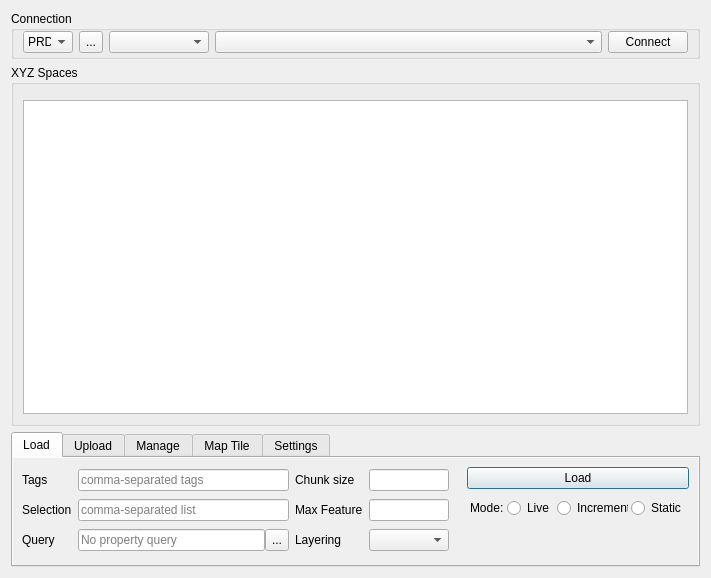
Qt form XYZHubConnector/gui/ui/tab_dialog.ui (minff/xyz-qgis-plugin) before a commit.
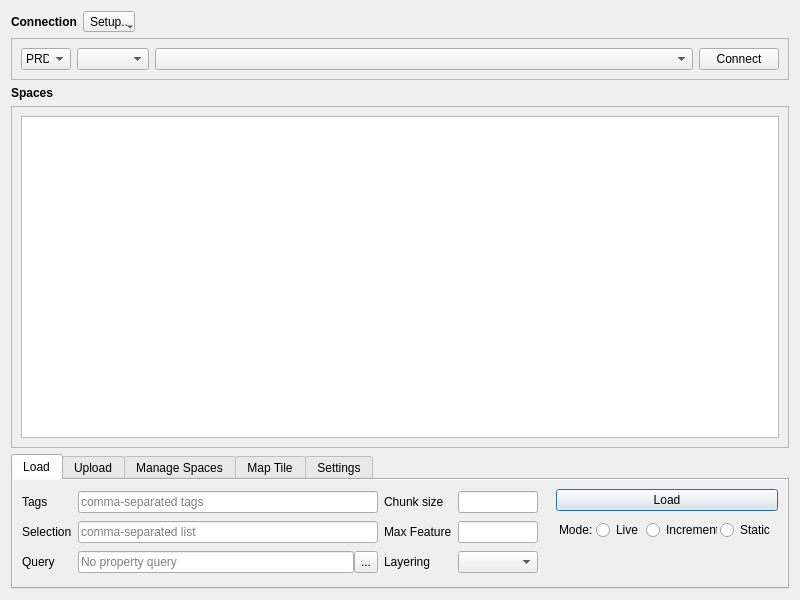
The same form after that commit. Custom widgets are drawn as their Qt base class.

Commit message:
ui: move menu button for server/token
+ refactor layout
+ move qaction to xml ui file

What changed in the file:
```diff
--- a/XYZHubConnector/gui/ui/tab_dialog.ui
+++ b/XYZHubConnector/gui/ui/tab_dialog.ui
@@ -6,8 +6,8 @@
    <rect>
     <x>0</x>
     <y>0</y>
-    <width>711</width>
-    <height>578</height>
+    <width>800</width>
+    <height>600</height>
    </rect>
   </property>
   <property name="sizePolicy">
@@ -21,157 +21,233 @@
   </property>
   <layout class="QVBoxLayout" name="verticalLayout">
    <item>
-    <widget class="QGroupBox" name="groupBox_token">
-     <property name="enabled">
-      <bool>true</bool>
-     </property>
-     <property name="title">
-      <string>Connection</string>
-     </property>
-     <layout class="QGridLayout" name="gridLayout_2">
+    <widget class="QWidget" name="groupBox_token" native="true">
+     <layout class="QVBoxLayout" name="verticalLayout_4">
+      <property name="leftMargin">
+       <number>0</number>
+      </property>
       <property name="topMargin">
        <number>0</number>
       </property>
+      <property name="rightMargin">
+       <number>0</number>
+      </property>
       <property name="bottomMargin">
-       <number>3</number>
+       <number>0</number>
       </property>
-      <item row="0" column="5">
-       <widget class="QPushButton" name="btn_use">
+      <item>
+       <widget class="QWidget" name="widget_label_2" native="true">
         <property name="sizePolicy">
          <sizepolicy hsizetype="Preferred" vsizetype="Fixed">
           <horstretch>0</horstretch>
           <verstretch>0</verstretch>
          </sizepolicy>
         </property>
-        <property name="text">
-         <string>Connect</string>
-        </property>
-        <property name="autoDefault">
-         <bool>false</bool>
-        </property>
+        <layout class="QFormLayout" name="formLayout_5">
+         <property name="leftMargin">
+          <number>0</number>
+         </property>
+         <property name="topMargin">
+          <number>0</number>
+         </property>
+         <property name="rightMargin">
+          <number>0</number>
+         </property>
+         <property name="bottomMargin">
+          <number>0</number>
+         </property>
+         <item row="0" column="0">
+          <widget class="QLabel" name="label_14">
+           <property name="sizePolicy">
+            <sizepolicy hsizetype="Fixed" vsizetype="Preferred">
+             <horstretch>0</horstretch>
+             <verstretch>0</verstretch>
+            </sizepolicy>
+           </property>
+           <property name="font">
+            <font>
+             <weight>75</weight>
+             <bold>true</bold>
+            </font>
+           </property>
+           <property name="text">
+            <string>Connection</string>
+           </property>
+          </widget>
+         </item>
+         <item row="0" column="1">
+          <widget class="QToolButton" name="btn_menu_conn">
+           <property name="sizePolicy">
+            <sizepolicy hsizetype="Fixed" vsizetype="Preferred">
+             <horstretch>0</horstretch>
+             <verstretch>0</verstretch>
+            </sizepolicy>
+           </property>
+           <property name="toolTip">
+            <string>Setup Hub Server/Token</string>
+           </property>
+           <property name="text">
+            <string>Setup..</string>
+           </property>
+           <property name="popupMode">
+            <enum>QToolButton::InstantPopup</enum>
+           </property>
+           <action name="action_manage_server">
+            <property name="text">
+             <string>Hub Server</string>
+            </property>
+           </action>
+           <action name="action_manage_token">
+            <property name="text">
+             <string>Hub Token</string>
+            </property>
+           </action>
+           <addaction name="action_manage_server"/>
+           <addaction name="action_manage_token"/>
+          </widget>
+         </item>
+        </layout>
        </widget>
       </item>
-      <item row="0" column="3">
-       <widget class="QComboBox" name="comboBox_server_url">
+      <item>
+       <widget class="QFrame" name="frame_content_2">
         <property name="enabled">
          <bool>true</bool>
         </property>
-        <property name="sizePolicy">
-         <sizepolicy hsizetype="MinimumExpanding" vsizetype="Fixed">
-          <horstretch>0</horstretch>
-          <verstretch>0</verstretch>
-         </sizepolicy>
+        <property name="frameShape">
+         <enum>QFrame::StyledPanel</enum>
         </property>
-        <property name="maximumSize">
-         <size>
-          <width>100</width>
-          <height>16777215</height>
-         </size>
+        <property name="frameShadow">
+         <enum>QFrame::Raised</enum>
         </property>
-        <property name="editable">
-         <bool>false</bool>
-        </property>
-        <property name="toolTip">
-         <string>Data Hub Server</string>
-        </property>
-       </widget>
-      </item>
-      <item row="0" column="4">
-       <widget class="QComboBox" name="comboBox_token">
-        <property name="enabled">
-         <bool>true</bool>
-        </property>
-        <property name="sizePolicy">
-         <sizepolicy hsizetype="MinimumExpanding" vsizetype="Fixed">
-          <horstretch>0</horstretch>
-          <verstretch>0</verstretch>
-         </sizepolicy>
-        </property>
-        <property name="editable">
-         <bool>false</bool>
-        </property>
-        <property name="toolTip">
-         <string>Data Hub Token</string>
-        </property>
-       </widget>
-      </item>
-      <item row="0" column="1">
-       <widget class="QToolButton" name="btn_menu">
-        <property name="sizePolicy">
-         <sizepolicy hsizetype="Fixed" vsizetype="Preferred">
-          <horstretch>0</horstretch>
-          <verstretch>0</verstretch>
-         </sizepolicy>
-        </property>
-        <property name="text">
-         <string>...</string>
-        </property>
-        <property name="popupMode">
-         <enum>QToolButton::InstantPopup</enum>
-        </property>
-        <property name="toolTip">
-         <string>Manage Hub Server/Token</string>
-        </property>
-       </widget>
-      </item>
-      <item row="0" column="0">
-       <widget class="QComboBox" name="comboBox_server">
-        <property name="enabled">
-         <bool>true</bool>
-        </property>
-        <property name="sizePolicy">
-         <sizepolicy hsizetype="Fixed" vsizetype="Fixed">
-          <horstretch>0</horstretch>
-          <verstretch>0</verstretch>
-         </sizepolicy>
-        </property>
-        <property name="maximumSize">
-         <size>
-          <width>50</width>
-          <height>16777215</height>
-         </size>
-        </property>
-        <property name="visible">
-         <bool>false</bool>
-        </property>
-        <item>
-         <property name="text">
-          <string>PRD</string>
-         </property>
-        </item>
-        <item>
-         <property name="text">
-          <string>CIT</string>
-         </property>
-        </item>
-        <item>
-         <property name="text">
-          <string>SIT</string>
-         </property>
-        </item>
+        <layout class="QGridLayout" name="gridLayout_2">
+         <item row="1" column="3">
+          <widget class="QPushButton" name="btn_use">
+           <property name="sizePolicy">
+            <sizepolicy hsizetype="Preferred" vsizetype="Fixed">
+             <horstretch>0</horstretch>
+             <verstretch>0</verstretch>
+            </sizepolicy>
+           </property>
+           <property name="text">
+            <string>Connect</string>
+           </property>
+           <property name="autoDefault">
+            <bool>false</bool>
+           </property>
+          </widget>
+         </item>
+         <item row="1" column="0">
+          <widget class="QComboBox" name="comboBox_server">
+           <property name="enabled">
+            <bool>true</bool>
+           </property>
+           <property name="sizePolicy">
+            <sizepolicy hsizetype="Fixed" vsizetype="Fixed">
+             <horstretch>0</horstretch>
+             <verstretch>0</verstretch>
+            </sizepolicy>
+           </property>
+           <property name="maximumSize">
+            <size>
+             <width>50</width>
+             <height>16777215</height>
+            </size>
+           </property>
+           <property name="visible">
+            <bool>false</bool>
+           </property>
+           <item>
+            <property name="text">
+             <string>PRD</string>
+            </property>
+           </item>
+           <item>
+            <property name="text">
+             <string>CIT</string>
+            </property>
+           </item>
+           <item>
+            <property name="text">
+             <string>SIT</string>
+            </property>
+           </item>
+          </widget>
+         </item>
+         <item row="1" column="2">
+          <widget class="QComboBox" name="comboBox_token">
+           <property name="enabled">
+            <bool>true</bool>
+           </property>
+           <property name="sizePolicy">
+            <sizepolicy hsizetype="MinimumExpanding" vsizetype="Fixed">
+             <horstretch>0</horstretch>
+             <verstretch>0</verstretch>
+            </sizepolicy>
+           </property>
+           <property name="toolTip">
+            <string>Data Hub Token</string>
+           </property>
+           <property name="editable">
+            <bool>false</bool>
+           </property>
+          </widget>
+         </item>
+         <item row="1" column="1">
+          <widget class="QComboBox" name="comboBox_server_url">
+           <property name="enabled">
+            <bool>true</bool>
+           </property>
+           <property name="sizePolicy">
+            <sizepolicy hsizetype="Fixed" vsizetype="Fixed">
+             <horstretch>0</horstretch>
+             <verstretch>0</verstretch>
+            </sizepolicy>
+           </property>
+           <property name="maximumSize">
+            <size>
+             <width>100</width>
+             <height>16777215</height>
+            </size>
+           </property>
+           <property name="toolTip">
+            <string>Data Hub Server</string>
+           </property>
+           <property name="editable">
+            <bool>false</bool>
+           </property>
+          </widget>
+         </item>
+        </layout>
        </widget>
       </item>
      </layout>
     </widget>
    </item>
    <item>
-    <widget class="QGroupBox" name="groupBox">
-     <property name="sizePolicy">
-      <sizepolicy hsizetype="Preferred" vsizetype="MinimumExpanding">
-       <horstretch>0</horstretch>
-       <verstretch>0</verstretch>
-      </sizepolicy>
-     </property>
-     <property name="title">
-      <string>XYZ Spaces</string>
-     </property>
-     <property name="flat">
-      <bool>false</bool>
-     </property>
-     <layout class="QVBoxLayout" name="verticalLayout_2">
+    <widget class="QWidget" name="groupBox_table" native="true">
+     <layout class="QVBoxLayout" name="verticalLayout_3">
+      <property name="leftMargin">
+       <number>0</number>
+      </property>
+      <property name="topMargin">
+       <number>0</number>
+      </property>
+      <property name="rightMargin">
+       <number>0</number>
+      </property>
+      <property name="bottomMargin">
+       <number>0</number>
+      </property>
       <item>
-       <widget class="QWidget" name="widget" native="true">
-        <layout class="QHBoxLayout" name="horizontalLayout_3">
+       <widget class="QWidget" name="widget_label_1" native="true">
+        <property name="sizePolicy">
+         <sizepolicy hsizetype="Preferred" vsizetype="Fixed">
+          <horstretch>0</horstretch>
+          <verstretch>0</verstretch>
+         </sizepolicy>
+        </property>
+        <layout class="QFormLayout" name="formLayout_1">
          <property name="leftMargin">
           <number>0</number>
          </property>
@@ -184,17 +260,48 @@
          <property name="bottomMargin">
           <number>0</number>
          </property>
+         <item row="0" column="0">
+          <widget class="QLabel" name="label_15">
+           <property name="sizePolicy">
+            <sizepolicy hsizetype="Fixed" vsizetype="Preferred">
+             <horstretch>0</horstretch>
+             <verstretch>0</verstretch>
+            </sizepolicy>
+           </property>
+           <property name="font">
+            <font>
+             <weight>75</weight>
+             <bold>true</bold>
+            </font>
+           </property>
+           <property name="text">
+            <string>Spaces</string>
+           </property>
+          </widget>
+         </item>
         </layout>
        </widget>
       </item>
       <item>
-       <widget class="QTableView" name="tableView_space">
-        <property name="sizePolicy">
-         <sizepolicy hsizetype="MinimumExpanding" vsizetype="MinimumExpanding">
-          <horstretch>0</horstretch>
-          <verstretch>0</verstretch>
-         </sizepolicy>
+       <widget class="QFrame" name="frame_content_1">
+        <property name="frameShape">
+         <enum>QFrame::StyledPanel</enum>
         </property>
+        <property name="frameShadow">
+         <enum>QFrame::Raised</enum>
+        </property>
+        <layout class="QVBoxLayout" name="verticalLayout_2">
+         <item>
+          <widget class="QTableView" name="tableView_space">
+           <property name="sizePolicy">
+            <sizepolicy hsizetype="MinimumExpanding" vsizetype="MinimumExpanding">
+             <horstretch>0</horstretch>
+             <verstretch>0</verstretch>
+            </sizepolicy>
+           </property>
+          </widget>
+         </item>
+        </layout>
        </widget>
       </item>
      </layout>
@@ -647,7 +754,7 @@
        <bool>true</bool>
       </property>
       <attribute name="title">
-       <string>Manage</string>
+       <string>Manage Spaces</string>
       </attribute>
       <layout class="QHBoxLayout" name="horizontalLayout_2">
        <property name="spacing">
```
Left out of the diff: 2 changed lines with no effect on the pictures. The commit also changes 1 other file.
